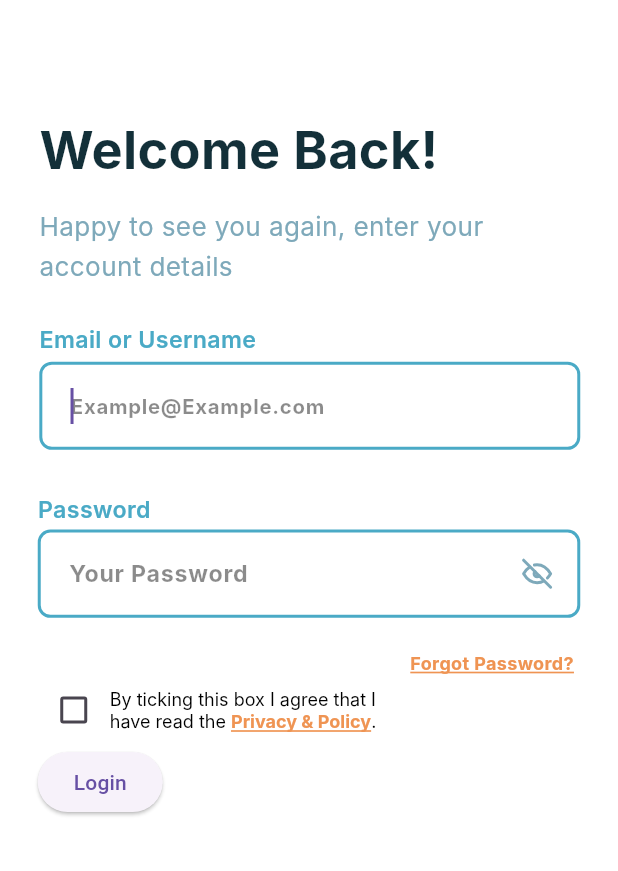
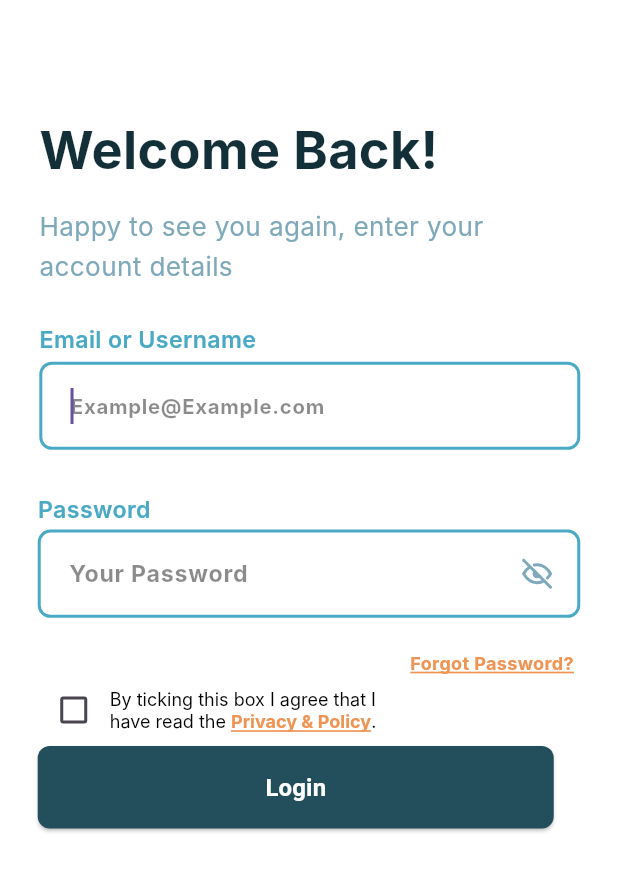
Before and after one commit to RoaaAmin/hilinky_v1, a Flutter app: the screen it shows after launch, after a tap on "Skip All", on a phone screen of 412 x 824 dp. Shown: the top 871 px of the screen. Run offline on Flutter 3.47's test engine with Material 3 defaults, Android fonts, the phone set to English and light mode, and no system bars; our stand-ins replace animate_do, cached_network_image, cloud_firestore, contacts_service, easy_localization, firebase_auth and 16 more; missing offline and left inert: country_pickers, qr_code_scanner; accounts and stored records are empty; Roboto replaces fonts that are missing (Inter, Satoshi).

Commit message:
Button login

```diff
--- a/lib/screens/login_screen.dart
+++ b/lib/screens/login_screen.dart
@@ -243,6 +243,7 @@ class _LoginScreenState extends State<LoginScreen> {
                             privacyChecked = value!;
                           });
                         },
+
                       ),
                       Container(
                         width: 200, // Adjust the width as per your requirement
@@ -293,7 +294,10 @@ class _LoginScreenState extends State<LoginScreen> {
                       ),
                     ],
                   ),
-                  ElevatedButton(
+                  Container(
+                    width: 344,
+                    height: 55, // Adjust the width as per your requirement
+                    child: ElevatedButton(
                       onPressed: () {
                         // Check if privacy policy is accepted before login
                         if (privacyChecked) {
@@ -309,7 +313,23 @@ class _LoginScreenState extends State<LoginScreen> {
                           );
                         }
                       },
-                    child: Text(context.tr("Login")),
+                      style: ButtonStyle(
+                        shape: MaterialStateProperty.all<RoundedRectangleBorder>(
+                          RoundedRectangleBorder(
+                            borderRadius: BorderRadius.circular(8.0),
+                          ),
+                        ),
+                        backgroundColor: MaterialStateProperty.all<Color>(Color(0xFF234E5C)),
+                      ),
+                      child: Text(
+                        context.tr("Login"),
+                        style: TextStyle(
+                          fontSize: 16,
+                          fontWeight: FontWeight.bold,
+                          color: Colors.white,
+                        ),
+                      ),
+                    ),
                   ),
 
                   Align(
```
Lines whose indentation alone changed are shown as unchanged.
